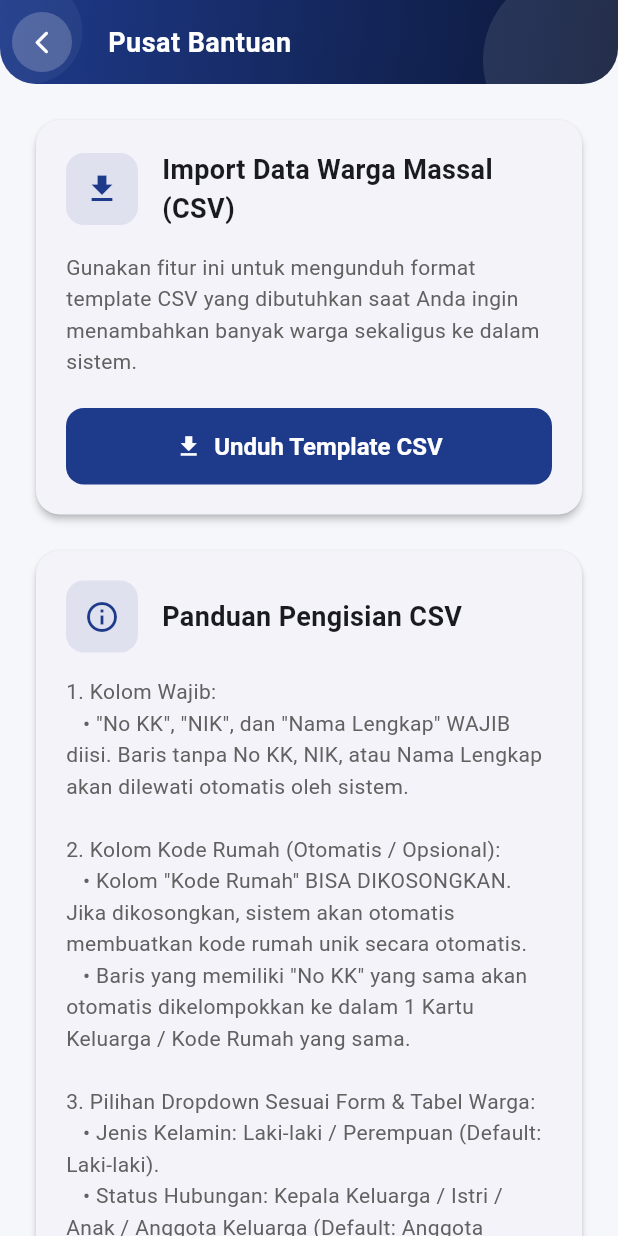
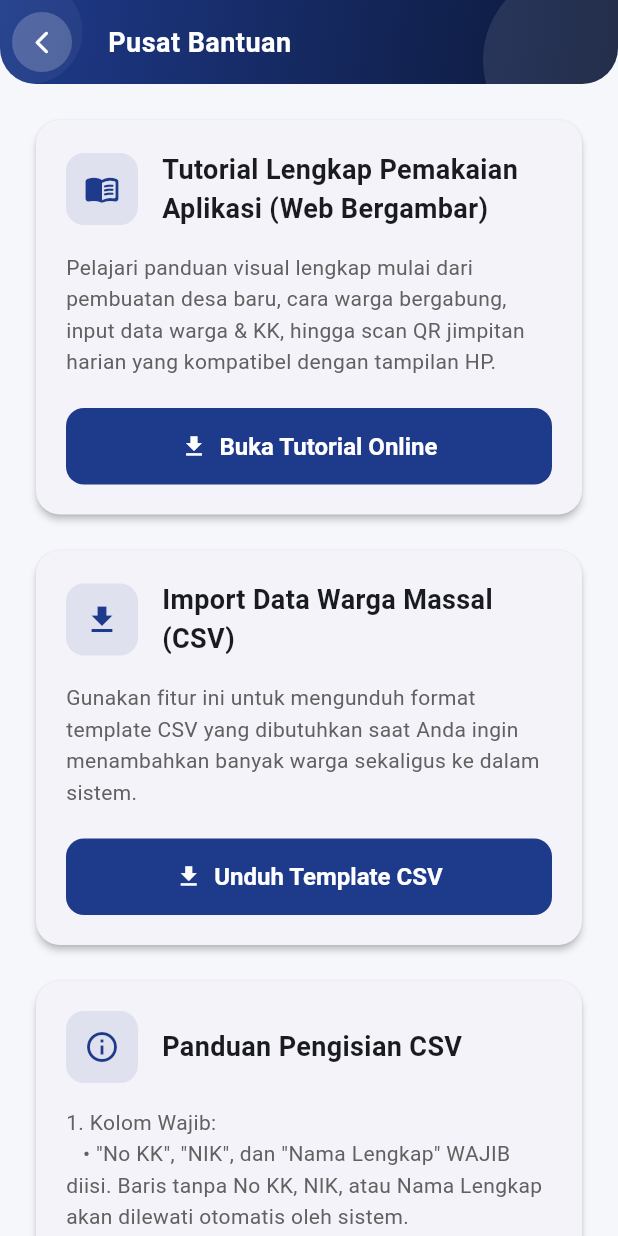
Before and after one commit to abiydoni/jimpitan-apk, a Flutter app: the HelpPage screen opened directly, on a phone screen of 412 x 824 dp. Run offline on Flutter 3.47's test engine with Material 3 defaults, Android fonts, the phone set to English and light mode, and no system bars; our stand-ins replace audioplayers, barcode_widget, carousel_slider, csv, emoji_picker_flutter, file_picker and 13 more; missing offline and left inert: file_saver, in_app_update, mobile_scanner; accounts and stored records are empty; network calls fail.

Commit message:
Update help_page.dart

```diff
--- a/lib/pages/help_page.dart
+++ b/lib/pages/help_page.dart
@@ -53,6 +53,20 @@ class HelpPage extends StatelessWidget {
           if (villageId != null)
             HelpSubscriptionStatusWidget(villageId: villageId!),
           _buildVillageInfoCard(),
+          _buildHelpCard(
+            title: 'Tutorial Lengkap Pemakaian Aplikasi (Web Bergambar)',
+            icon: Icons.menu_book_rounded,
+            description:
+                'Pelajari panduan visual lengkap mulai dari pembuatan desa baru, cara warga bergabung, input data warga & KK, hingga scan QR jimpitan harian yang kompatibel dengan tampilan HP.',
+            buttonText: 'Buka Tutorial Online',
+            onPressed: () async {
+              final Uri tutorialUri = Uri.parse('https://jimpitan-server.appsbee.my.id/tutorial');
+              if (await canLaunchUrl(tutorialUri)) {
+                await launchUrl(tutorialUri, mode: LaunchMode.externalApplication);
+              }
+            },
+          ),
+          const SizedBox(height: 16),
           _buildHelpCard(
             title: 'Import Data Warga Massal (CSV)',
             icon: Icons.file_download,
```
